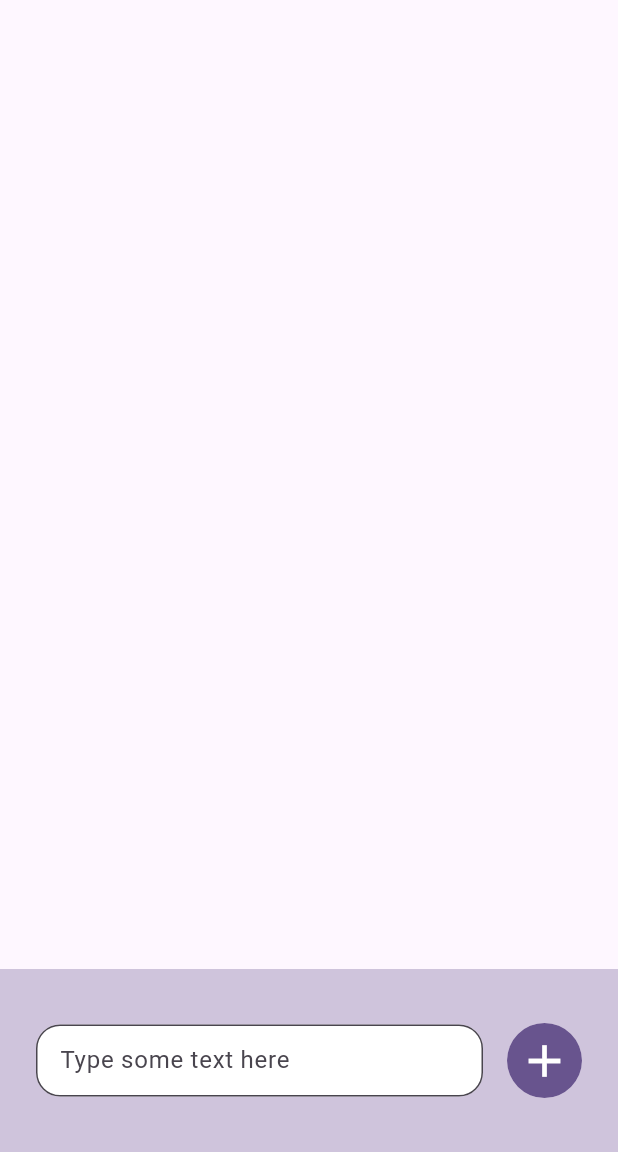
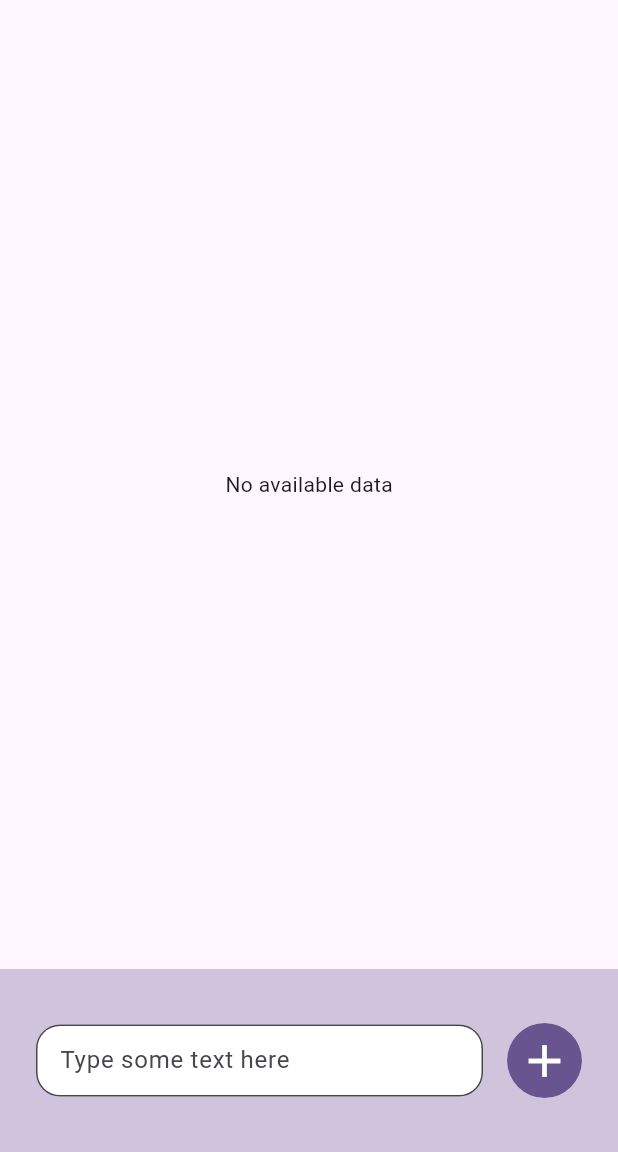
Before and after one commit to mvclopes/flutter-state-management, a Flutter app: the screen it shows after launch, on a phone screen of 412 x 824 dp, the part 84-1236 px from its top. Run offline on Flutter 3.47's test engine with Material 2 defaults, Android fonts, the phone set to English and light mode, and no system bars.

```diff
--- a/lib/src/home_screen.dart
+++ b/lib/src/home_screen.dart
@@ -16,7 +16,7 @@ class _HomeScreenState extends State<HomeScreen> {
     super.initState();
     _controller.addListener(() {
       setState(() {});
-    }) ;
+    });
   }
 
   @override
@@ -43,12 +43,17 @@ class _HomeScreenState extends State<HomeScreen> {
 
 class _HomeList extends StatelessWidget {
   final List<String> values;
+
   const _HomeList({required this.values});
 
   @override
   Widget build(BuildContext context) {
     return Expanded(
-      child: ListView.separated(
+      child: values.isEmpty
+          ? const Center(
+              child: Text('No available data'),
+            )
+          : ListView.separated(
               padding: const EdgeInsets.symmetric(vertical: 16),
               itemBuilder: (_, index) {
                 final firstWordLetter = values[index][0].toUpperCase();
@@ -79,6 +84,7 @@ class _HomeList extends StatelessWidget {
 class _InputFooter extends StatelessWidget {
   final TextEditingController _inputController = TextEditingController();
   final Function(String) onTap;
+
   _InputFooter({required this.onTap});
 
   @override
@@ -108,8 +114,7 @@ class _InputFooter extends StatelessWidget {
               padding: const EdgeInsets.only(left: 16),
               child: Material(
                 shape: RoundedRectangleBorder(
-                    borderRadius: BorderRadius.circular(60)
-                ),
+                    borderRadius: BorderRadius.circular(60)),
                 child: InkWell(
                   borderRadius: BorderRadius.circular(60),
                   onTap: () {
```
Lines whose indentation alone changed are shown as unchanged.
